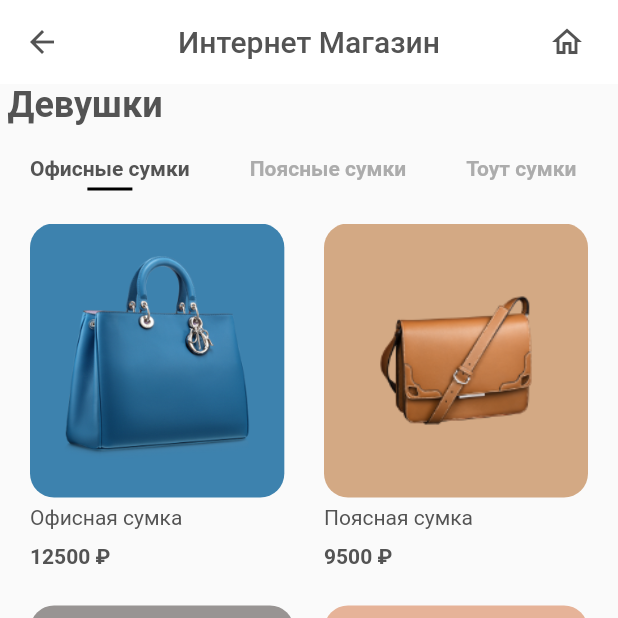
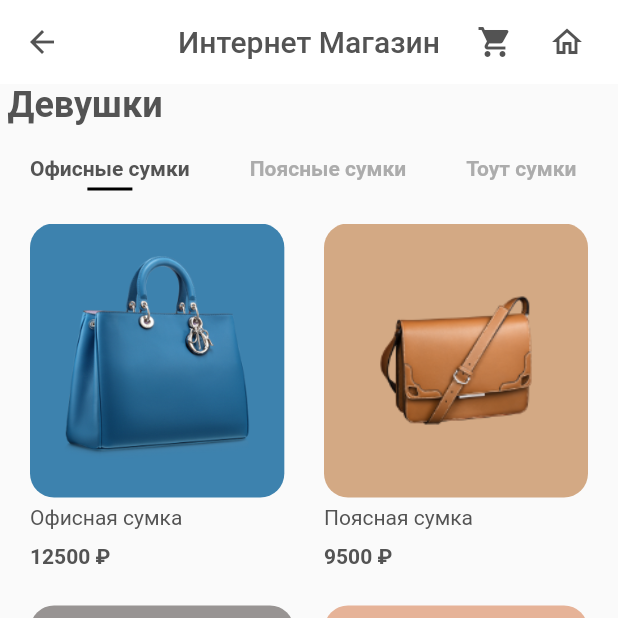
Before and after one commit to Fllleshka/MyResumeDartFlutter, a Flutter app: the InternetShop screen opened by its route, on a phone screen of 412 x 824 dp, the top half of it. Run offline on Flutter 3.47's test engine with Material 2 defaults, Android fonts, the light colour scheme and no system bars.

Commit message:
Add top for each bag page.

```diff
--- a/lib/models/product.dart
+++ b/lib/models/product.dart
@@ -3,13 +3,14 @@ import 'package:flutter/material.dart';
 String dummyText = "Lorem Ipsum is simply dummy text of the printing and typesetting industry. Lorem Ipsum has been the industry's standard dummy text ever since. When an unknown printer took a galley.";
 
 class Product {
-  final String image, title, description, catig;
+  final String image, title, description, catig, head_title;
   final int price, size, id;
   final Color color;
   Product({
     required this.id,
     required this.image,
     required this.title,
+    required this.head_title,
     required this.price,
     required this.description,
     required this.catig,
@@ -22,6 +23,7 @@ List<Product> products = [
   Product(
     id: 1,
     title: "Офисная сумка",
+    head_title: "Модная аристократичная сумка",
     catig: "Офис",
     price: 12500,
     size: 12,
@@ -31,6 +33,7 @@ List<Product> products = [
   Product(
     id: 2,
     title: "Поясная сумка",
+    head_title: "Модная молодёжная сумка",
     catig: "Пояс",
     price: 9500,
     size: 8,
@@ -40,6 +43,7 @@ List<Product> products = [
   Product(
       id: 3,
       title: "Тоут сумка",
+      head_title: "Сумка на каждый день",
       catig: "Тоут",
       price: 14700,
       size: 10,
@@ -49,6 +53,7 @@ List<Product> products = [
   Product(
       id: 4,
       title: "Хит 2000",
+      head_title: "Нестареющая классика",
       catig: "Хит 2000",
       price: 11500,
       size: 11,
@@ -58,6 +63,7 @@ List<Product> products = [
   Product(
       id: 5,
       title: "Офисная сумка",
+      head_title: "Модная аристократичная сумка",
       catig: "Офис",
       price: 14900,
       size: 12,
@@ -67,6 +73,7 @@ List<Product> products = [
   Product(
     id: 6,
     title: "Офисная сумка",
+    head_title: "Модная аристократичная сумка",
     catig: "Офис",
     price: 15400,
     size: 12,
@@ -77,6 +84,7 @@ List<Product> products = [
   Product(
     id: 7,
     title: "Офисная сумка",
+    head_title: "Модная аристократичная сумка",
     catig: "Офис",
     price: 12500,
     size: 12,
@@ -87,6 +95,7 @@ List<Product> products = [
   Product(
     id: 8,
     title: "Тоут сумка",
+    head_title: "Сумка на каждый день",
     catig: "Тоут",
     price: 14700,
     size: 10,
--- a/lib/pages/internetshop.dart
+++ b/lib/pages/internetshop.dart
@@ -34,6 +34,15 @@ class InternetShop extends StatelessWidget {
       ),
       actions: <Widget>[
         IconButton(
+          onPressed: (){
+
+          },
+          icon: Icon(
+            Icons.shopping_cart,
+            color: kTextColor,
+          ),
+        ),
+        IconButton(
           icon: Icon(
             Icons.home_outlined,
             color: kTextColor,
```
Also changed, not shown: lib/pages/details/components/body.dart (added, +42 -0 lines), lib/pages/details/components/producttitlewithimage.dart (added, +74 -0 lines), lib/pages/details/detailsscreeninternetshop.dart (+12 -7 lines).
